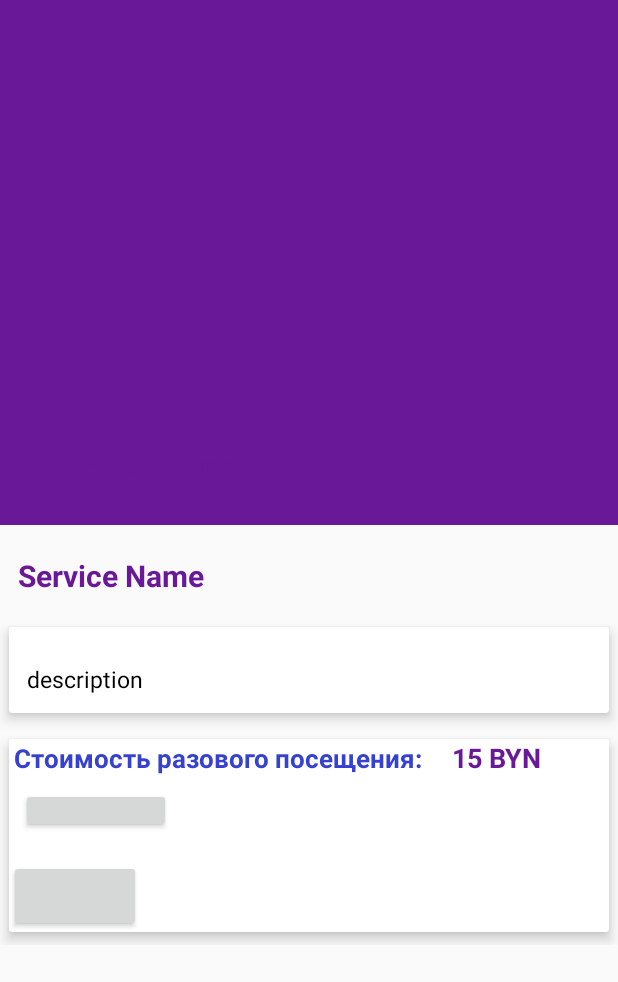
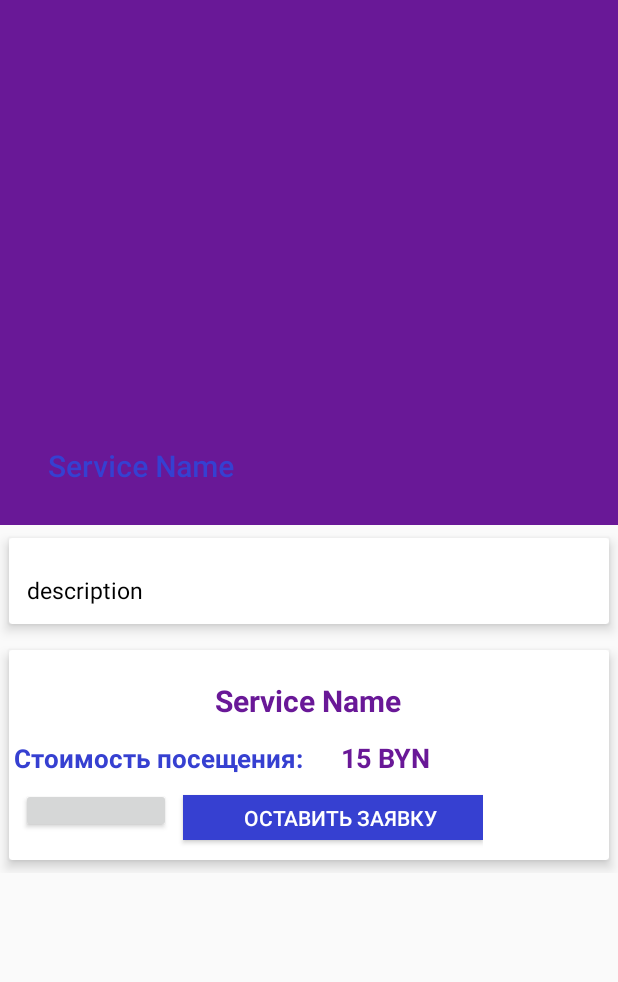
Before and after one commit to alexpios/mango, an Android app: the ServiceDetail screen opened directly, with no data from a screen before it, on a phone screen of 412 x 824 dp. Shown: the top 982 px of the screen. Run offline under Robolectric (Android 15) with nearby library versions, the light colour scheme and no system bars; our stand-ins replace Firebase (no records; nobody signed in at launch, a user with empty details on screens opened directly), Picasso; libraries missing offline, so code that uses them is left out: com.cepheuen.elegantnumberbutton; plain views replace ElegantNumberButton; 2 statements that could not run were skipped.

Commit message:
some visualis fix

```diff
--- a/app/src/main/res/layout/activity_service_detail.xml
+++ b/app/src/main/res/layout/activity_service_detail.xml
@@ -74,17 +74,7 @@
             android:layout_width="match_parent"
         android:orientation="vertical"
             android:layout_height="wrap_content">
-            <TextView
-                android:id="@+id/service_name"
-                android:layout_marginTop="8dp"
-                android:padding="12dp"
-                android:text="Service Name"
-                android:textColor="@color/colorPrimary"
-                android:textSize="20sp"
-                android:textStyle="bold"
-                android:textAlignment="center"
-                android:layout_width="wrap_content"
-                android:layout_height="wrap_content" />
+
 
 
             <android.support.v7.widget.CardView
@@ -122,7 +112,18 @@
                     android:layout_width="match_parent"
                     android:layout_height="wrap_content">
 
-
+                    <TextView
+                        android:id="@+id/service_name"
+                        android:layout_marginTop="8dp"
+                        android:padding="12dp"
+                        android:text="Service Name"
+                        android:textColor="@color/colorPrimary"
+                        android:textSize="20sp"
+                        android:textStyle="bold"
+                        android:textAlignment="center"
+                        android:layout_gravity="center"
+                        android:layout_width="wrap_content"
+                        android:layout_height="wrap_content" />
 
 <LinearLayout
     android:layout_width="match_parent"
@@ -133,7 +134,7 @@
     <TextView
         android:layout_width="wrap_content"
         android:layout_height="wrap_content"
-        android:text="Стоимость разового посещения: "
+        android:text="Стоимость посещения: "
         android:textSize="17sp"
         android:textStyle="bold"
         android:paddingLeft="3dp"
@@ -147,7 +148,7 @@
         android:textColor="@color/colorPrimary"
         android:textSize="18sp"
         android:textStyle="bold"
-        android:paddingLeft="3dp"
+        android:paddingLeft="1dp"
         android:layout_width="0sp"
         android:layout_weight="9"
         android:layout_height="wrap_content" />
@@ -156,7 +157,10 @@
 
 </LinearLayout>
 
-
+<LinearLayout
+    android:layout_width="wrap_content"
+    android:layout_height="wrap_content"
+    android:orientation="horizontal">
     <com.cepheuen.elegantnumberbutton.view.ElegantNumberButton
         android:layout_width="100dp"
         android:layout_height="30dp"
@@ -168,13 +172,26 @@
         app:backGroundColor="@color/colorAccent"
         app:initialNumber="1"
         app:finalNumber="20"
+
         ></com.cepheuen.elegantnumberbutton.view.ElegantNumberButton>
 
     <Button
+        android:textColor="@android:color/white"
         android:id="@+id/zakazat"
-                        android:text=""
-                        android:layout_width="wrap_content"
-                        android:layout_height="wrap_content" />
+        android:text="Оставить заявку"
+        android:background="@color/colorAccent"
+        android:layout_width="200dp"
+        android:layout_height="30dp"
+        android:layout_weight="9"
+        android:layout_marginTop="8dp"
+        android:layout_marginLeft="8dp"
+        android:layout_marginBottom="18dp"
+        android:textSize="14sp"
+        android:paddingLeft="10dp"
+          />
+</LinearLayout>
+
+
 
                 </LinearLayout>
 
--- a/app/src/main/res/values/styles.xml
+++ b/app/src/main/res/values/styles.xml
@@ -19,7 +19,7 @@
     </style>
     <style name="ExpandedAppbar" parent="@android:style/TextAppearance.Material.Title">
 
-        <item name="android:textColor">@color/colorPrimary</item>
+        <item name="android:textColor">@color/colorAccent</item>
         <item name="android:textStyle">normal</item>
     </style>
 
```
Lines whose indentation alone changed are shown as unchanged.
